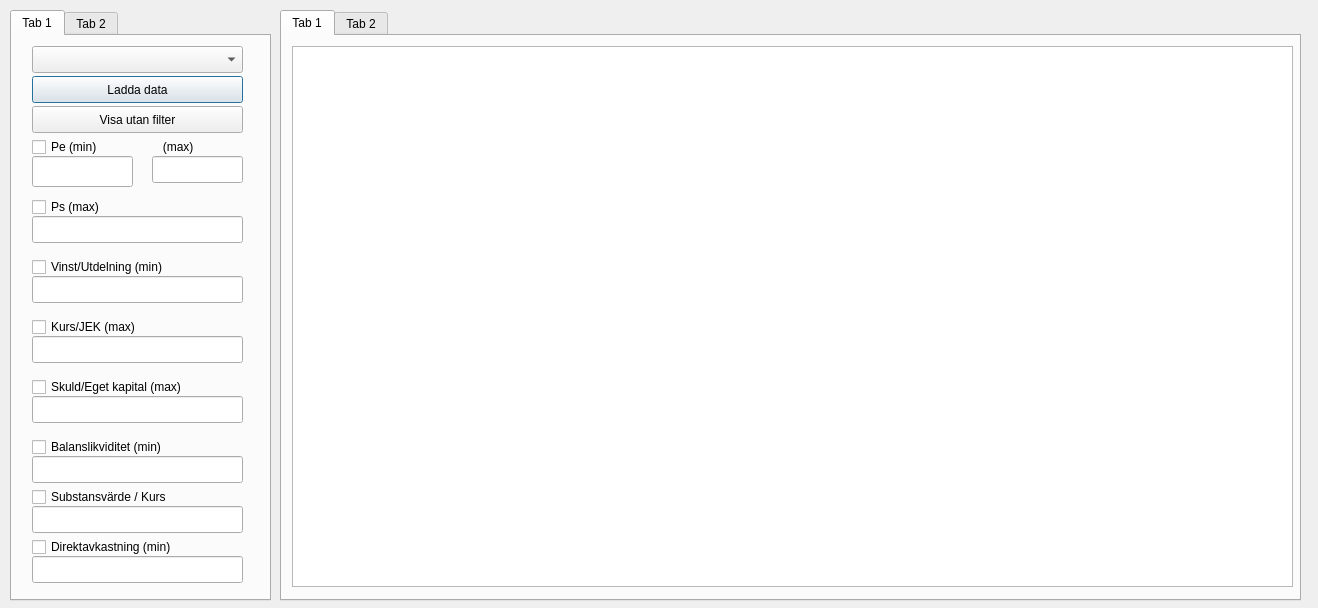
Qt form keyIndicators_3.ui (ralex1975/jackStock) before a commit.
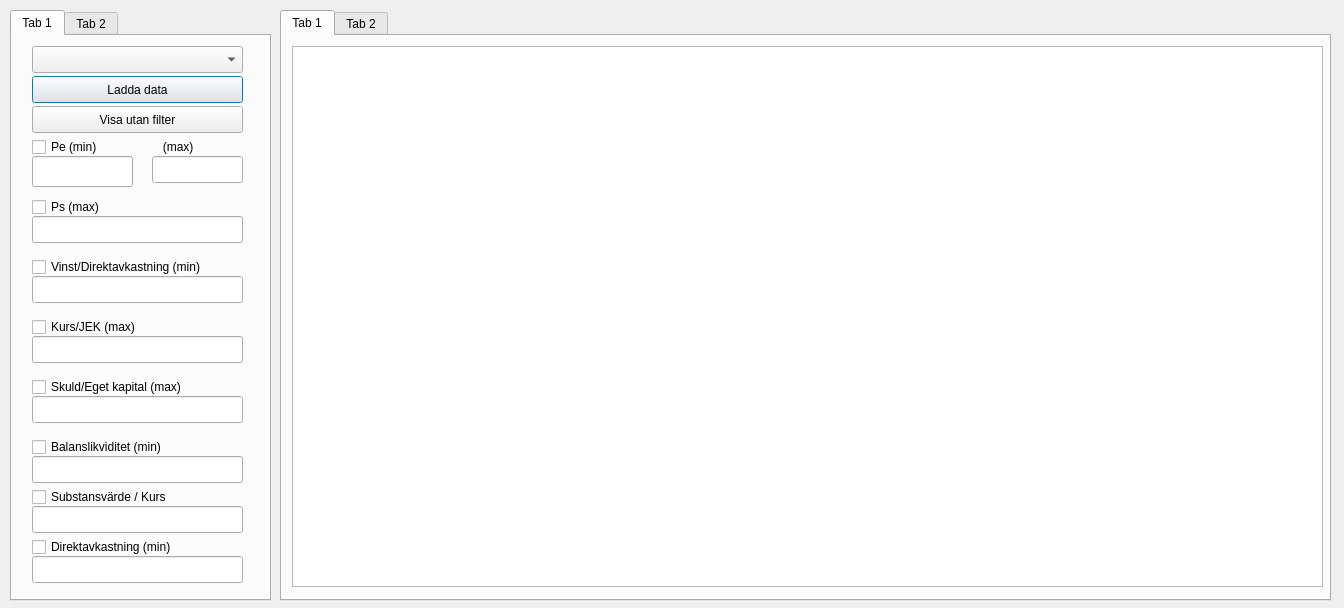
The same form after that commit.

```diff
--- a/keyIndicators_3.ui
+++ b/keyIndicators_3.ui
@@ -6,7 +6,7 @@
    <rect>
     <x>0</x>
     <y>0</y>
-    <width>1318</width>
+    <width>1344</width>
     <height>608</height>
    </rect>
   </property>
@@ -87,12 +87,12 @@
       <rect>
        <x>20</x>
        <y>220</y>
-       <width>181</width>
+       <width>231</width>
        <height>22</height>
       </rect>
      </property>
      <property name="text">
-      <string>Vinst/Utdelning (min)</string>
+      <string>Vinst/Direktavkastning (min)</string>
      </property>
     </widget>
     <widget class="QLineEdit" name="earningsToDividendRatioLineEditKey3">
@@ -268,7 +268,7 @@
     <rect>
      <x>280</x>
      <y>10</y>
-     <width>1021</width>
+     <width>1051</width>
      <height>591</height>
     </rect>
    </property>
@@ -281,7 +281,7 @@
       <rect>
        <x>10</x>
        <y>10</y>
-       <width>1001</width>
+       <width>1031</width>
        <height>541</height>
       </rect>
      </property>
```
